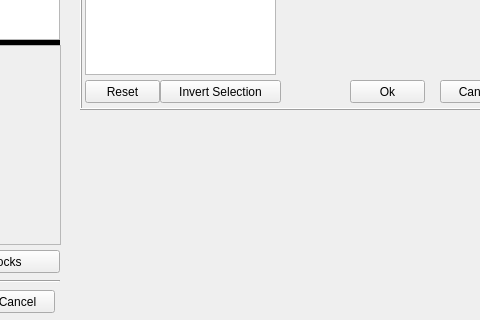
Above: data/app/designer/block_browser.ui from dsoftn/my_journal before the change; both pictures show x 720 to 1200 and y 310 to 630 of the 1290 by 630 pixel window. Below: the same form after it.
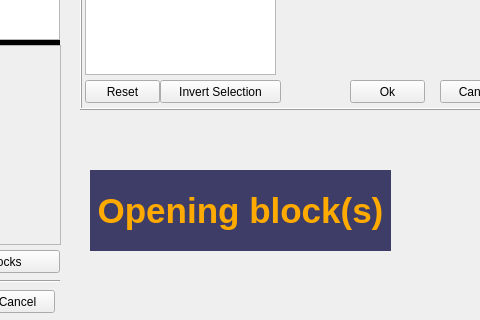
That is the form after the change. Icons and pictures are not drawn.

Patch:
```diff
--- a/data/app/designer/block_browser.ui
+++ b/data/app/designer/block_browser.ui
@@ -448,6 +448,32 @@
     <string/>
    </property>
   </widget>
+  <widget class="QLabel" name="lbl_opening">
+   <property name="geometry">
+    <rect>
+     <x>810</x>
+     <y>480</y>
+     <width>301</width>
+     <height>81</height>
+    </rect>
+   </property>
+   <property name="font">
+    <font>
+     <pointsize>26</pointsize>
+     <weight>75</weight>
+     <bold>true</bold>
+    </font>
+   </property>
+   <property name="styleSheet">
+    <string notr="true">QLabel {color: #ffaa00; background-color: rgba(0, 0, 58, 190)}</string>
+   </property>
+   <property name="text">
+    <string>Opening block(s)</string>
+   </property>
+   <property name="alignment">
+    <set>Qt::AlignCenter</set>
+   </property>
+  </widget>
  </widget>
  <resources/>
  <connections/>
```
